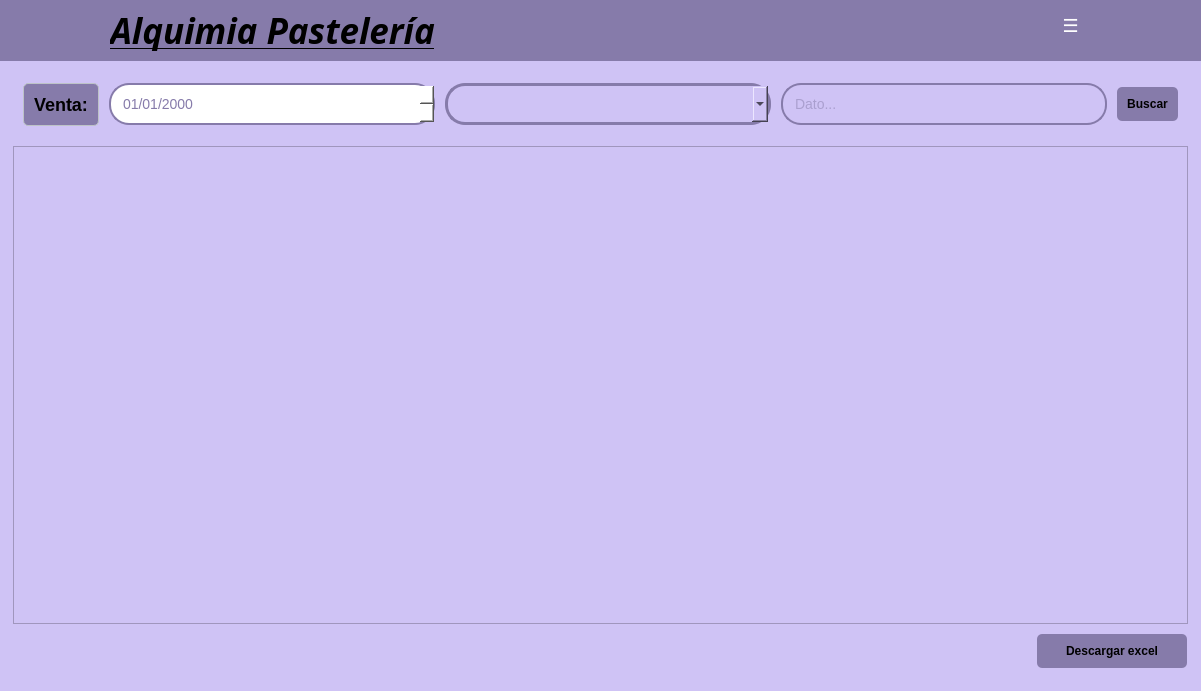
Above: app/view/ui/ventaView.ui from ErickSanat/POS-PythonQt before the change. Below: the same form after it.
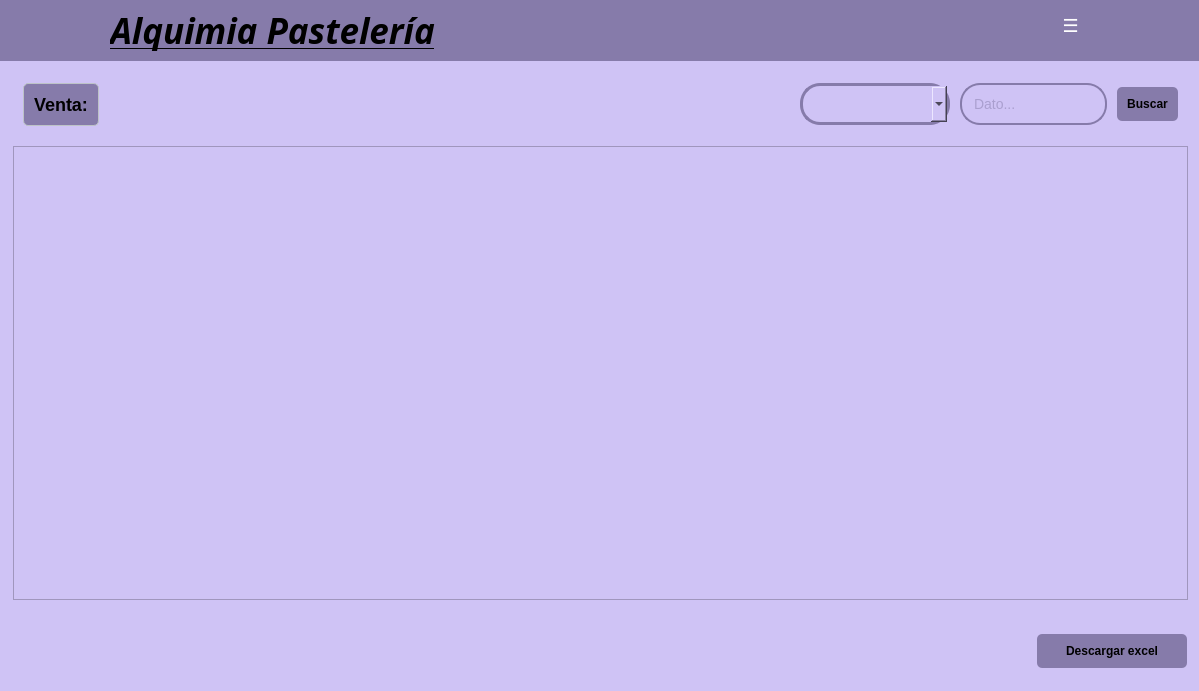
That is the form after the change. Icons and pictures are not drawn.

Commit message: update: ventas funcionando con generacion de csv y todo :p

Patch:
```diff
--- a/app/view/ui/ventaView.ui
+++ b/app/view/ui/ventaView.ui
@@ -6,7 +6,7 @@
    <rect>
     <x>0</x>
     <y>0</y>
-    <width>1201</width>
+    <width>1199</width>
     <height>691</height>
    </rect>
   </property>
@@ -51,7 +51,7 @@
       <number>3</number>
      </property>
      <item>
-      <layout class="QVBoxLayout" name="verticalLayoutRight_2" stretch="0,0,0">
+      <layout class="QVBoxLayout" name="verticalLayoutRight_2" stretch="0,0,0,0">
        <property name="spacing">
         <number>10</number>
        </property>
@@ -112,35 +112,17 @@
           </widget>
          </item>
          <item>
-          <widget class="QDateEdit" name="dateEdit">
-           <property name="sizePolicy">
-            <sizepolicy hsizetype="Minimum" vsizetype="Fixed">
-             <horstretch>0</horstretch>
-             <verstretch>0</verstretch>
-            </sizepolicy>
+          <spacer name="horizontalSpacer">
+           <property name="orientation">
+            <enum>Qt::Horizontal</enum>
            </property>
-           <property name="styleSheet">
-            <string notr="true">QDateEdit {
-    padding: 10px;
-    border: 2px solid #867BAA;
-    border-radius: 20px;
-    font-size: 14px;
-    color: rgb(134, 123, 170);
-    background-color: white;
-}
-
-QDateEdit::drop-down {
-    border-left: 1px solid #867BAA;
-    background-color: #F0EEF5;
-    border-top-right-radius: 18px;
-    border-bottom-right-radius: 18px;
-    width: 25px;
-}</string>
+           <property name="sizeHint" stdset="0">
+            <size>
+             <width>40</width>
+             <height>20</height>
+            </size>
            </property>
-           <property name="displayFormat">
-            <string>dd/MM/yyyy</string>
-           </property>
-          </widget>
+          </spacer>
          </item>
          <item>
           <widget class="QComboBox" name="comboCategorias">
@@ -284,7 +266,14 @@
         </widget>
        </item>
        <item>
-        <layout class="QHBoxLayout" name="horizontalLayout_3">
+        <widget class="QLabel" name="labelInformacion">
+         <property name="text">
+          <string/>
+         </property>
+        </widget>
+       </item>
+       <item>
+        <layout class="QHBoxLayout" name="horizontalLayout_3" stretch="0">
          <property name="spacing">
           <number>0</number>
          </property>
```
Left out of the diff: 18 changed lines with no effect on the pictures. The commit also changes 4 other files.
